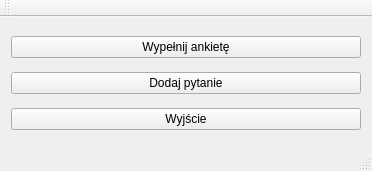
thewitcher/Ankiety, file mainwindow.ui: the form before one commit.
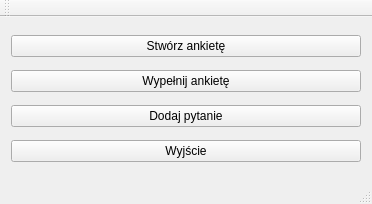
The form after the commit.

Patch:
```diff
--- a/mainwindow.ui
+++ b/mainwindow.ui
@@ -7,7 +7,7 @@
     <x>0</x>
     <y>0</y>
     <width>372</width>
-    <height>171</height>
+    <height>204</height>
    </rect>
   </property>
   <property name="windowTitle">
@@ -15,27 +15,34 @@
   </property>
   <widget class="QWidget" name="centralWidget">
    <layout class="QGridLayout" name="gridLayout">
-    <item row="0" column="0">
+    <item row="1" column="0">
      <widget class="QPushButton" name="m_completeSurvey">
       <property name="text">
        <string>Wypełnij ankietę</string>
       </property>
      </widget>
     </item>
-    <item row="1" column="0">
+    <item row="2" column="0">
      <widget class="QPushButton" name="m_addQuestionButton">
       <property name="text">
        <string>Dodaj pytanie</string>
       </property>
      </widget>
     </item>
-    <item row="2" column="0">
+    <item row="3" column="0">
      <widget class="QPushButton" name="m_exitButton">
       <property name="text">
        <string>Wyjście</string>
       </property>
      </widget>
     </item>
+    <item row="0" column="0">
+     <widget class="QPushButton" name="m_createSurveyButton">
+      <property name="text">
+       <string>Stwórz ankietę</string>
+      </property>
+     </widget>
+    </item>
    </layout>
   </widget>
   <widget class="QMenuBar" name="menuBar">
```
